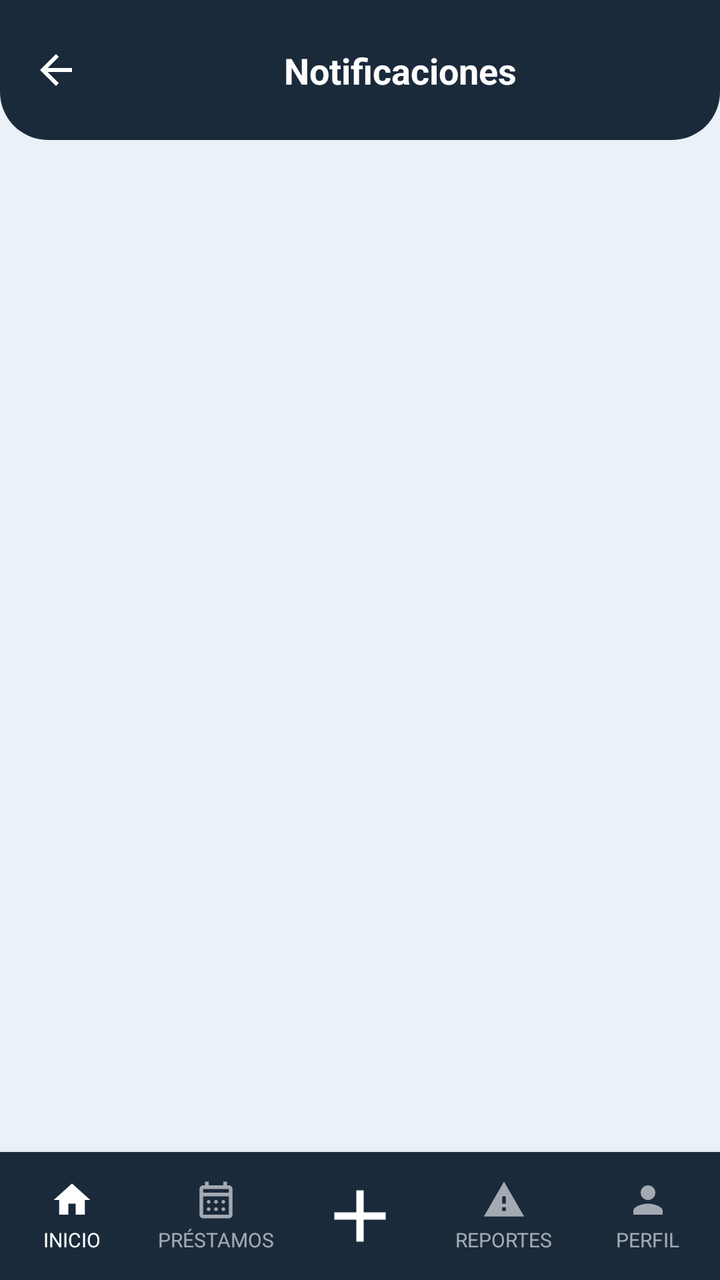
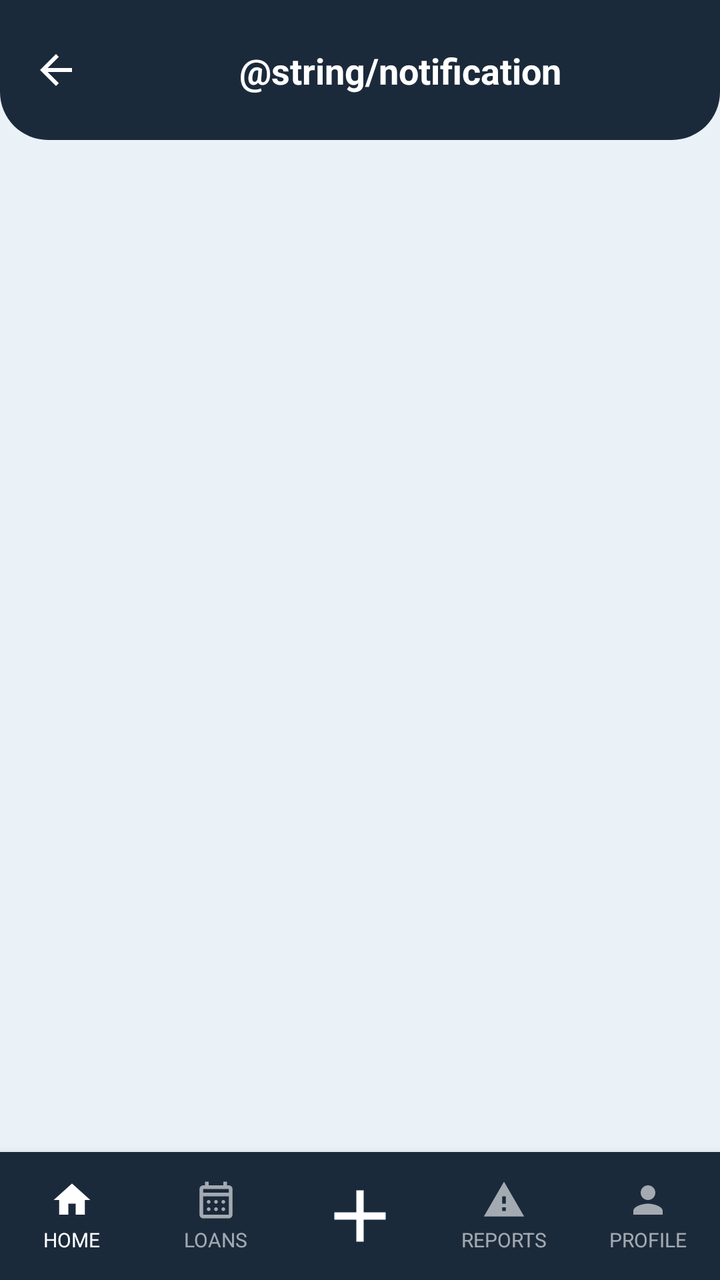

An Android layout rendered at two revisions. The XML below is the earlier revision; the diff shows what the commit changed to produce the second picture.
<!-- AndroidManifest.xml: application theme Theme.YipShare -->
<!-- res/layout/activity_notificacion.xml -->
<?xml version="1.0" encoding="utf-8"?>
<androidx.constraintlayout.widget.ConstraintLayout
    xmlns:android="http://schemas.android.com/apk/res/android"
    xmlns:app="http://schemas.android.com/apk/res-auto"
    android:id="@+id/main"
    android:layout_width="match_parent"
    android:layout_height="match_parent"
    android:background="@color/fondo_pantalla">

    <View
        android:id="@+id/bg_header"
        android:layout_width="0dp"
        android:layout_height="0dp"
        android:background="@drawable/bg_header"
        app:layout_constraintTop_toTopOf="parent"
        app:layout_constraintStart_toStartOf="parent"
        app:layout_constraintEnd_toEndOf="parent"
        app:layout_constraintBottom_toBottomOf="@id/guideline_header" />

    <androidx.constraintlayout.widget.Guideline
        android:id="@+id/guideline_header"
        android:layout_width="wrap_content"
        android:layout_height="wrap_content"
        android:orientation="horizontal"
        app:layout_constraintGuide_begin="70dp" />

    <androidx.constraintlayout.widget.Guideline
        android:id="@+id/guideline_status"
        android:layout_width="wrap_content"
        android:layout_height="wrap_content"
        android:orientation="horizontal"
        app:layout_constraintGuide_begin="0dp" />

    <ImageView
        android:id="@+id/btn_regresar"
        android:layout_width="24dp"
        android:layout_height="24dp"
        android:src="@drawable/ic_arrow_back"
        app:tint="@android:color/white"
        android:contentDescription="Regresar"
        android:clickable="true"
        android:focusable="true"
        android:background="?attr/selectableItemBackgroundBorderless"
        android:layout_marginStart="16dp"
        app:layout_constraintTop_toBottomOf="@id/guideline_status"
        app:layout_constraintBottom_toTopOf="@id/guideline_header"
        app:layout_constraintStart_toStartOf="parent" />

    <TextView
        android:id="@+id/tv_titulo_pantalla"
        android:layout_width="0dp"
        android:layout_height="wrap_content"
        android:text="Notificaciones"
        android:textAlignment="center"
        android:textColor="@android:color/white"
        android:textStyle="bold"
        android:textSize="18sp"
        android:gravity="center"
        app:layout_constraintTop_toBottomOf="@id/guideline_status"
        app:layout_constraintBottom_toTopOf="@id/guideline_header"
        app:layout_constraintStart_toEndOf="@id/btn_regresar"
        app:layout_constraintEnd_toEndOf="parent" />

    <androidx.recyclerview.widget.RecyclerView
        android:id="@+id/rv_notificaciones"
        android:layout_width="0dp"
        android:layout_height="0dp"
        android:padding="16dp"
        android:clipToPadding="false"
        app:layoutManager="androidx.recyclerview.widget.LinearLayoutManager"
        app:layout_constraintTop_toBottomOf="@id/guideline_header"
        app:layout_constraintStart_toStartOf="parent"
        app:layout_constraintEnd_toEndOf="parent"
        app:layout_constraintBottom_toTopOf="@id/bottom_nav" />

    <TextView
        android:id="@+id/tv_sin_notificaciones"
        style="@style/TextLink"
        android:layout_width="0dp"
        android:layout_height="0dp"
        android:gravity="center"
        android:text="No tienes notificaciones"
        android:visibility="gone"
        app:layout_constraintTop_toBottomOf="@id/guideline_header"
        app:layout_constraintBottom_toTopOf="@id/bottom_nav"
        app:layout_constraintStart_toStartOf="parent"
        app:layout_constraintEnd_toEndOf="parent" />

    <LinearLayout
        android:id="@+id/bottom_nav"
        android:layout_width="0dp"
        android:layout_height="64dp"
        android:orientation="horizontal"
        android:weightSum="5"
        android:background="@color/azul_yipshare"
        android:elevation="8dp"
        app:layout_constraintBottom_toBottomOf="parent"
        app:layout_constraintStart_toStartOf="parent"
        app:layout_constraintEnd_toEndOf="parent">

        <LinearLayout
            android:id="@+id/nav_inicio"
            android:layout_width="0dp"
            android:layout_height="match_parent"
            android:layout_weight="1"
            android:orientation="vertical"
            android:gravity="center"
            android:clickable="true"
            android:focusable="true"
            android:background="?attr/selectableItemBackgroundBorderless">

            <ImageView
                android:layout_width="22dp"
                android:layout_height="22dp"
                android:src="@drawable/ic_house_princial"
                app:tint="@android:color/white"
                android:contentDescription="Inicio" />

            <TextView
                android:layout_width="wrap_content"
                android:layout_height="wrap_content"
                android:text="INICIO"
                android:textColor="@android:color/white"
                android:textSize="10sp"
                android:layout_marginTop="2dp" />
        </LinearLayout>

        <LinearLayout
            android:id="@+id/nav_prestamos"
            android:layout_width="0dp"
            android:layout_height="match_parent"
            android:layout_weight="1"
            android:orientation="vertical"
            android:gravity="center"
            android:clickable="true"
            android:focusable="true"
            android:background="?attr/selectableItemBackgroundBorderless">

            <ImageView
                android:layout_width="22dp"
                android:layout_height="22dp"
                android:src="@drawable/ic_calendar_month"
                app:tint="#99FFFFFF"
                android:contentDescription="Préstamos" />

            <TextView
                android:layout_width="wrap_content"
                android:layout_height="wrap_content"
                android:text="PRÉSTAMOS"
                android:textColor="#99FFFFFF"
                android:textSize="10sp"
                android:layout_marginTop="2dp" />
        </LinearLayout>

        <LinearLayout
            android:id="@+id/nav_agregar"
            android:layout_width="0dp"
            android:layout_height="match_parent"
            android:layout_weight="1"
            android:orientation="vertical"
            android:gravity="center"
            android:clickable="true"
            android:focusable="true"
            android:background="?attr/selectableItemBackgroundBorderless">

            <ImageView
                android:layout_width="44dp"
                android:layout_height="44dp"
                android:src="@drawable/ic_plus_icon"
                app:tint="@android:color/white"
                android:contentDescription="Agregar" />
        </LinearLayout>

        <LinearLayout
            android:id="@+id/nav_reportes"
            android:layout_width="0dp"
            android:layout_height="match_parent"
            android:layout_weight="1"
            android:orientation="vertical"
            android:gravity="center"
            android:clickable="true"
            android:focusable="true"
            android:background="?attr/selectableItemBackgroundBorderless">

            <ImageView
                android:layout_width="22dp"
                android:layout_height="22dp"
                android:src="@drawable/ic_warning"
                app:tint="#99FFFFFF"
                android:contentDescription="Reportes" />

            <TextView
                android:layout_width="wrap_content"
                android:layout_height="wrap_content"
                android:text="REPORTES"
                android:textColor="#99FFFFFF"
                android:textSize="10sp"
                android:layout_marginTop="2dp" />
        </LinearLayout>

        <LinearLayout
            android:id="@+id/nav_perfil"
            android:layout_width="0dp"
            android:layout_height="match_parent"
            android:layout_weight="1"
            android:orientation="vertical"
            android:gravity="center"
            android:clickable="true"
            android:focusable="true"
            android:background="?attr/selectableItemBackgroundBorderless">

            <ImageView
                android:layout_width="22dp"
                android:layout_height="22dp"
                android:src="@drawable/ic_person"
                app:tint="#99FFFFFF"
                android:contentDescription="Perfil" />

            <TextView
                android:layout_width="wrap_content"
                android:layout_height="wrap_content"
                android:text="PERFIL"
                android:textColor="#99FFFFFF"
                android:textSize="10sp"
                android:layout_marginTop="2dp" />
        </LinearLayout>

    </LinearLayout>

</androidx.constraintlayout.widget.ConstraintLayout>
<!-- resources referenced by this layout -->
<resources>
  <color name="azul_yipshare">#1B2A3B</color>
  <color name="fondo_pantalla">#EAF2F8</color>
  <!-- drawable bg_header (drawable) -->
  <?xml version="1.0" encoding="utf-8"?>
  <shape xmlns:android="http://schemas.android.com/apk/res/android"
      android:shape="rectangle">
      <solid android:color="@color/azul_yipshare" />
      <corners
          android:bottomLeftRadius="24dp"
          android:bottomRightRadius="24dp" />
  </shape>
  <!-- drawable ic_arrow_back (drawable) -->
  <vector xmlns:android="http://schemas.android.com/apk/res/android"
      android:width="24dp"
      android:height="24dp"
      android:viewportWidth="24"
      android:viewportHeight="24"
      android:tint="?attr/colorControlNormal">
      <path
          android:fillColor="@android:color/white"
          android:pathData="M20,11H7.83l5.59,-5.59L12,4l-8,8 8,8 1.41,-1.41L7.83,13H20v-2z"/>
  </vector>
  <!-- drawable ic_house_princial (drawable) -->
  <vector xmlns:android="http://schemas.android.com/apk/res/android"
      android:width="24dp"
      android:height="24dp"
      android:viewportWidth="24"
      android:viewportHeight="24">
      <path
          android:fillColor="@android:color/white"
          android:pathData="M10,20v-6h4v6h5v-8h3L12,3 2,12h3v8z"/>
  </vector>
  <!-- drawable ic_person (drawable) -->
  <vector xmlns:android="http://schemas.android.com/apk/res/android"
      android:width="24dp"
      android:height="24dp"
      android:viewportWidth="24"
      android:viewportHeight="24">
      <path
          android:fillColor="@android:color/white"
          android:pathData="M12,12c2.21,0 4,-1.79 4,-4s-1.79,-4 -4,-4 -4,1.79 -4,4 1.79,4 4,4zM12,14c-2.67,0 -8,1.34 -8,4v2h16v-2c0,-2.66 -5.33,-4 -8,-4z"/>
  </vector>
  <!-- drawable ic_plus_icon (drawable) -->
  <vector xmlns:android="http://schemas.android.com/apk/res/android"
      android:width="24dp"
      android:height="24dp"
      android:viewportWidth="960"
      android:viewportHeight="960">
      <path
          android:fillColor="@android:color/white"
          android:pathData="M440,520L200,520L200,440L440,440L440,200L520,200L520,440L760,440L760,520L520,520L520,760L440,760L440,520Z"/>
  </vector>
  <!-- drawable ic_warning (drawable) -->
  <vector xmlns:android="http://schemas.android.com/apk/res/android"
      android:width="24dp"
      android:height="24dp"
      android:viewportWidth="24"
      android:viewportHeight="24">
      <path
          android:fillColor="@android:color/white"
          android:pathData="M1,21h22L12,2 1,21zM13,18h-2v-2h2v2zM13,14h-2v-4h2v4z"/>
  </vector>
  <style name="TextLink">
          <item name="android:textColor">@color/azul_yipshare</item>
          <item name="android:textSize">14sp</item>
          <item name="android:textStyle">bold</item>
          <item name="android:clickable">true</item>
          <item name="android:focusable">true</item>
      </style>
  <style name="Theme.YipShare" parent="Theme.AppCompat.DayNight.NoActionBar">
          <item name="android:windowBackground">@color/fondo_pantalla</item>
      </style>
  <!-- unchanged entries left out for length: 1 -->
</resources>

<!-- the commit's change to res/layout/activity_notificacion.xml (unified diff, before → after) -->
@@ -37,7 +37,7 @@
         android:layout_height="24dp"
         android:src="@drawable/ic_arrow_back"
         app:tint="@android:color/white"
-        android:contentDescription="Regresar"
+        android:contentDescription="@string/btnRegresar"
         android:clickable="true"
         android:focusable="true"
         android:background="?attr/selectableItemBackgroundBorderless"
@@ -50,7 +50,7 @@
         android:id="@+id/tv_titulo_pantalla"
         android:layout_width="0dp"
         android:layout_height="wrap_content"
-        android:text="Notificaciones"
+        android:text="@string/notification"
         android:textAlignment="center"
         android:textColor="@android:color/white"
         android:textStyle="bold"
@@ -79,7 +79,7 @@
         android:layout_width="0dp"
         android:layout_height="0dp"
         android:gravity="center"
-        android:text="No tienes notificaciones"
+        android:text="@string/tv_sin_notificaciones"
         android:visibility="gone"
         app:layout_constraintTop_toBottomOf="@id/guideline_header"
         app:layout_constraintBottom_toTopOf="@id/bottom_nav"
@@ -114,12 +114,12 @@
                 android:layout_height="22dp"
                 android:src="@drawable/ic_house_princial"
                 app:tint="@android:color/white"
-                android:contentDescription="Inicio" />
-
-            <TextView
-                android:layout_width="wrap_content"
-                android:layout_height="wrap_content"
-                android:text="INICIO"
+                android:contentDescription="@string/imageView_inicio" />
+
+            <TextView
+                android:layout_width="wrap_content"
+                android:layout_height="wrap_content"
+                android:text="@string/textView_inicio"
                 android:textColor="@android:color/white"
                 android:textSize="10sp"
                 android:layout_marginTop="2dp" />
@@ -141,12 +141,12 @@
                 android:layout_height="22dp"
                 android:src="@drawable/ic_calendar_month"
                 app:tint="#99FFFFFF"
-                android:contentDescription="Préstamos" />
-
-            <TextView
-                android:layout_width="wrap_content"
-                android:layout_height="wrap_content"
-                android:text="PRÉSTAMOS"
+                android:contentDescription="@string/imageView_prestamos" />
+
+            <TextView
+                android:layout_width="wrap_content"
+                android:layout_height="wrap_content"
+                android:text="@string/textView_prestamos"
                 android:textColor="#99FFFFFF"
                 android:textSize="10sp"
                 android:layout_marginTop="2dp" />
@@ -168,7 +168,7 @@
                 android:layout_height="44dp"
                 android:src="@drawable/ic_plus_icon"
                 app:tint="@android:color/white"
-                android:contentDescription="Agregar" />
+                android:contentDescription="@string/imageView_agregar" />
         </LinearLayout>
 
         <LinearLayout
@@ -187,12 +187,12 @@
                 android:layout_height="22dp"
                 android:src="@drawable/ic_warning"
                 app:tint="#99FFFFFF"
-                android:contentDescription="Reportes" />
-
-            <TextView
-                android:layout_width="wrap_content"
-                android:layout_height="wrap_content"
-                android:text="REPORTES"
+                android:contentDescription="@string/imageView_reportes" />
+
+            <TextView
+                android:layout_width="wrap_content"
+                android:layout_height="wrap_content"
+                android:text="@string/textView_reportes"
                 android:textColor="#99FFFFFF"
                 android:textSize="10sp"
                 android:layout_marginTop="2dp" />
@@ -214,12 +214,12 @@
                 android:layout_height="22dp"
                 android:src="@drawable/ic_person"
                 app:tint="#99FFFFFF"
-                android:contentDescription="Perfil" />
-
-            <TextView
-                android:layout_width="wrap_content"
-                android:layout_height="wrap_content"
-                android:text="PERFIL"
+                android:contentDescription="@string/imageView_perfil" />
+
+            <TextView
+                android:layout_width="wrap_content"
+                android:layout_height="wrap_content"
+                android:text="@string/textView_perfil"
                 android:textColor="#99FFFFFF"
                 android:textSize="10sp"
                 android:layout_marginTop="2dp" />
<!-- resource entries referenced after the edit -->
@@ -62,6 +62,18 @@
           android:fillColor="@android:color/white"
           android:pathData="M1,21h22L12,2 1,21zM13,18h-2v-2h2v2zM13,14h-2v-4h2v4z"/>
   </vector>
+  <string name="btnRegresar">Back</string>
+  <string name="imageView_agregar">Add</string>
+  <string name="imageView_inicio">Home</string>
+  <string name="imageView_perfil">Profile</string>
+  <string name="imageView_prestamos">Loans</string>
+  <string name="imageView_reportes">Reports</string>
+  <string name="notification">Notificaciones</string>
+  <string name="textView_inicio">HOME</string>
+  <string name="textView_perfil">PROFILE</string>
+  <string name="textView_prestamos">LOANS</string>
+  <string name="textView_reportes">REPORTS</string>
+  <string name="tv_sin_notificaciones">No tienes notificaciones</string>
   <style name="TextLink">
           <item name="android:textColor">@color/azul_yipshare</item>
           <item name="android:textSize">14sp</item>
